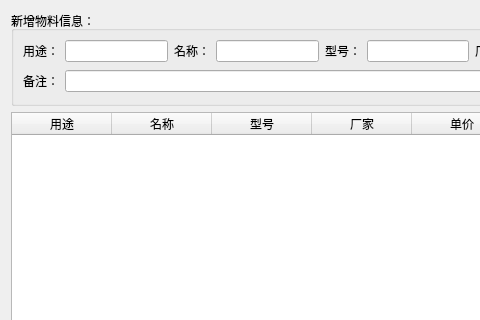
This is addmaterial_dialog.ui in heathen557/materialManagement as Qt 5 draws it before an edit; both pictures show x 0 to 480 and y 0 to 320 of the 794 by 519 pixel window. The edited form follows.
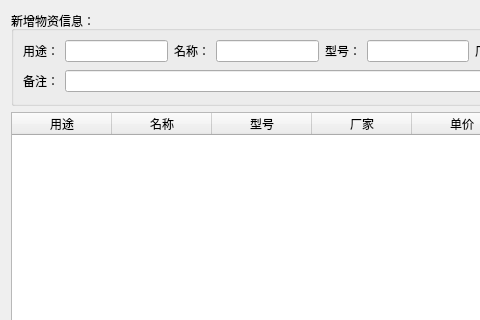
This is the edited form. Icons and pictures are not drawn.

The edit to the form file:
```diff
--- a/addmaterial_dialog.ui
+++ b/addmaterial_dialog.ui
@@ -17,7 +17,7 @@
    <item row="0" column="0">
     <widget class="QGroupBox" name="groupBox">
      <property name="title">
-      <string>新增物料信息：</string>
+      <string>新增物资信息：</string>
      </property>
      <layout class="QGridLayout" name="gridLayout">
       <item row="0" column="0">
```
Left out of the diff: 6 changed lines with no effect on the pictures.
